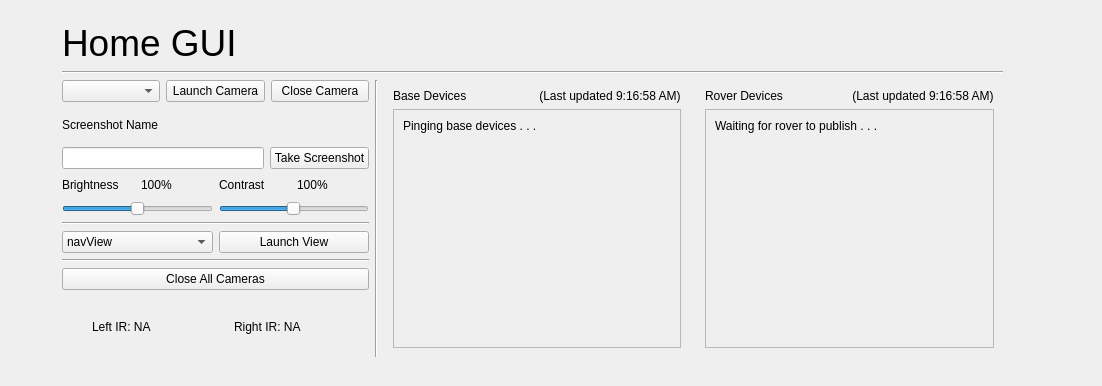
This is mars_ws/src/home_gui/home_gui.ui in BYUMarsRover/Autonomy-ROS2 as Qt 5 draws it before an edit. The edited form follows.
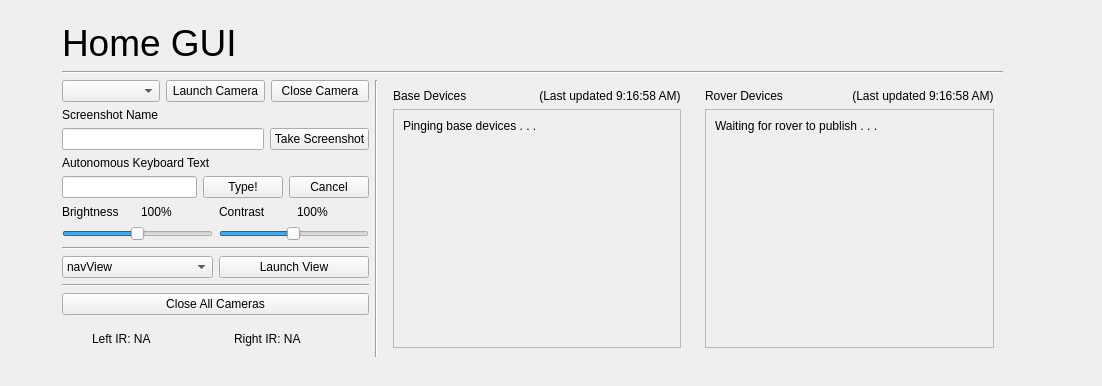
This is the edited form.

What changed in the file:
```diff
--- a/mars_ws/src/home_gui/home_gui.ui
+++ b/mars_ws/src/home_gui/home_gui.ui
@@ -111,6 +111,38 @@
              </item>
             </layout>
            </item>
+           <item>
+            <layout class="QVBoxLayout" name="verticalLayout_7">
+             <item>
+              <widget class="QLabel" name="label_5">
+               <property name="text">
+                <string>Autonomous Keyboard Text</string>
+               </property>
+              </widget>
+             </item>
+             <item>
+              <layout class="QHBoxLayout" name="horizontalLayout_2">
+               <item>
+                <widget class="QLineEdit" name="autonomousKeyboardLineEdit"/>
+               </item>
+               <item>
+                <widget class="QPushButton" name="autonomousKeyboardButton">
+                 <property name="text">
+                  <string>Type!</string>
+                 </property>
+                </widget>
+               </item>
+               <item>
+                    <widget class="QPushButton" name="cancelAutonomousKeyboardButton">
+                        <property name="text">
+                        <string>Cancel</string>
+                        </property>
+                    </widget>
+                </item>
+              </layout>
+             </item>
+            </layout>
+           </item>
            <item>
             <layout class="QHBoxLayout" name="horizontalLayout_8">
              <item>
```
Left out of the diff: 2 changed lines with no effect on the pictures.
